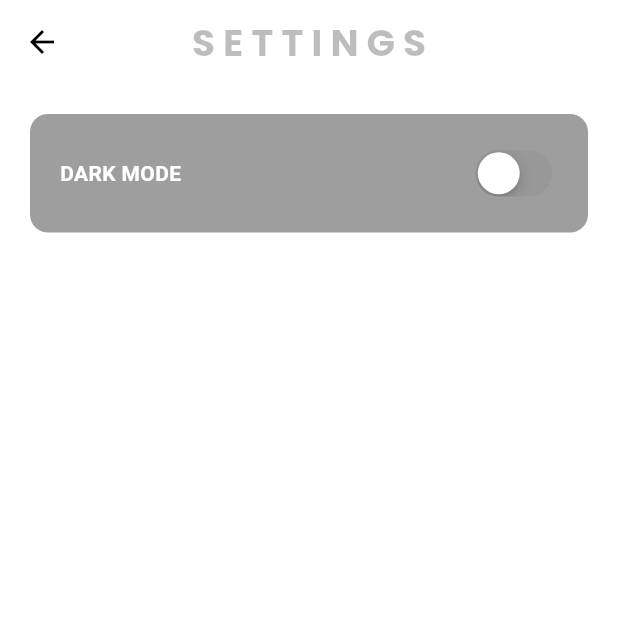
After one commit to Ikwame91/music_player_ui, a Flutter app: the SettingsPage screen opened directly, on a phone screen of 412 x 824 dp, the top half of it. The commit adds this screen. Run offline on Flutter 3.47's test engine with Material 3 defaults, Android fonts, the phone set to English and light mode, and no system bars; our stand-ins replace google_fonts.

Commit message:
icon to switch between light and dark mode

```diff
--- a/lib/pages/homepage.dart
+++ b/lib/pages/homepage.dart
@@ -18,13 +18,13 @@ class _HomepageState extends State<Homepage> {
         appBar: AppBar(
           title: Text(
             'P L A Y L I S T ',
-            style: GoogleFonts.bebasNeue(
+            style: GoogleFonts.poppins(
               textStyle: TextStyle(
                 color: Theme.of(context).colorScheme.primary,
-                fontSize: 25,
+                fontSize: 27,
                 fontWeight: FontWeight.bold,
               ),
-              letterSpacing: 2,
+              letterSpacing: 1,
             ),
           ),
           centerTitle: true,
--- /dev/null
+++ b/lib/pages/settingspage.dart
@@ -0,0 +1,53 @@
+import 'package:flutter/cupertino.dart';
+import 'package:flutter/material.dart';
+import 'package:google_fonts/google_fonts.dart';
+import 'package:music_player_ui/themes/theme_provider.dart';
+import 'package:provider/provider.dart';
+
+class SettingsPage extends StatelessWidget {
+  const SettingsPage({super.key});
+
+  @override
+  Widget build(BuildContext context) {
+    return Scaffold(
+      appBar: AppBar(
+        title: Text(
+          'S E T T I N G S',
+          style: GoogleFonts.poppins(
+            color: Colors.black26,
+            fontWeight: FontWeight.bold,
+            fontSize: 25,
+          ),
+        ),
+        centerTitle: true,
+      ),
+      body: Container(
+        decoration: BoxDecoration(
+          borderRadius: BorderRadius.circular(12),
+          color: Theme.of(context).colorScheme.primary,
+        ),
+        padding: const EdgeInsets.all(20),
+        margin: const EdgeInsets.all(20),
+        child: Row(
+          mainAxisAlignment: MainAxisAlignment.spaceBetween,
+          children: [
+            //dark mode
+            const Text(
+              'DARK MODE',
+              style: TextStyle(
+                color: Colors.white,
+                fontWeight: FontWeight.bold,
+              ),
+            ),
+            CupertinoSwitch(
+                value: Provider.of<ThemeProvider>(context, listen: false)
+                    .isDarkMode,
+                onChanged: (value) =>
+                    Provider.of<ThemeProvider>(context, listen: false)
+                        .toggleTheme())
+          ],
+        ),
+      ),
+    );
+  }
+}
--- a/lib/themes/theme_provider.dart
+++ b/lib/themes/theme_provider.dart
@@ -26,5 +26,6 @@ class ThemeProvider extends ChangeNotifier {
     } else {
       _themeData = lightMode;
     }
+    notifyListeners();
   }
 }
```
Also changed, not shown: lib/components/my_drawer.dart (+13 -4 lines), lib/models/song.dart (added, +12 -0 lines), 1 other file.
